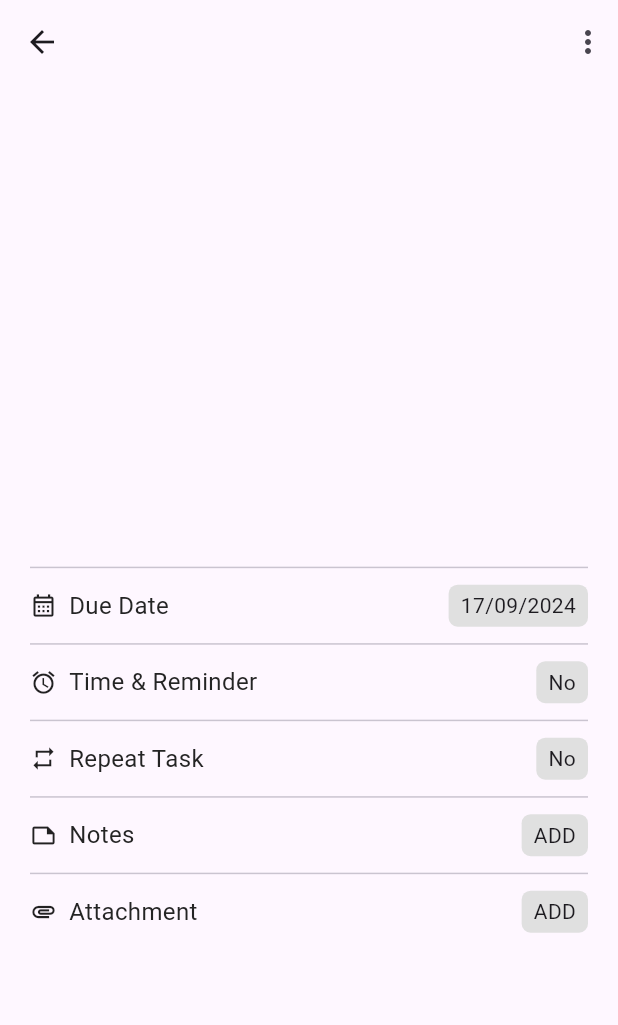
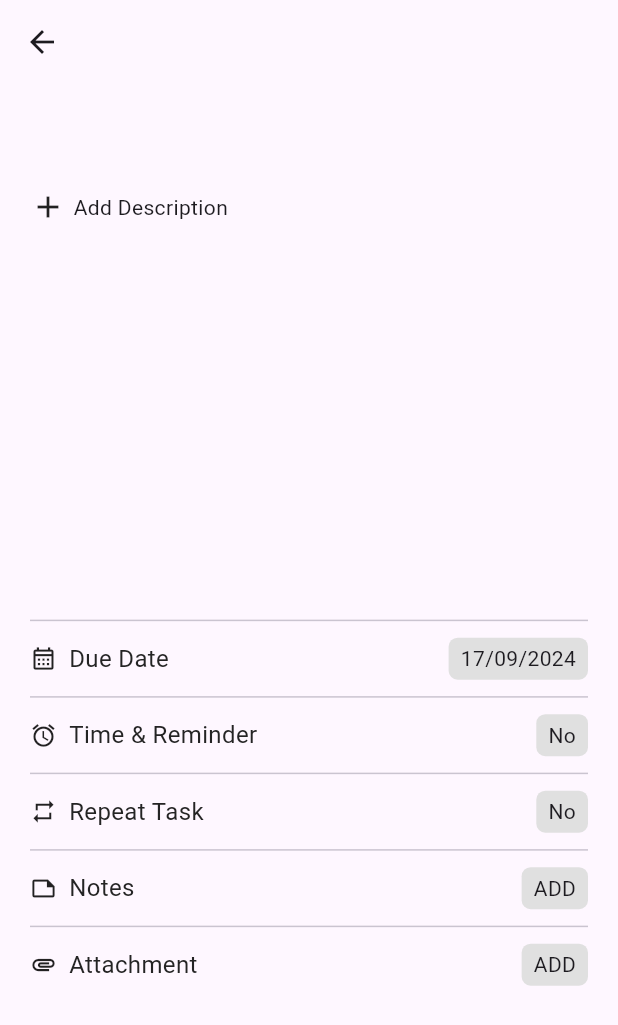
Before and after one commit to ganeshgovala/To-do-List, a Flutter app: the TaskPage screen opened directly with empty values, on a phone screen of 412 x 824 dp. Shown: the top 1025 px of the screen. Run offline on Flutter 3.47's test engine with Material 3 defaults, Android fonts, the phone set to English and light mode, and no system bars; our stand-ins replace animated_bottom_navigation_bar, cloud_firestore, firebase_core, fl_chart; accounts and stored records are empty.

Commit message:
Task Page UI

```diff
--- a/flutter_practice/lib/pages/TaskPage.dart
+++ b/flutter_practice/lib/pages/TaskPage.dart
@@ -1,25 +1,16 @@
 import 'package:cloud_firestore/cloud_firestore.dart';
+import 'package:firebase_core/firebase_core.dart';
 import 'package:flutter/material.dart';
 import 'package:flutter_practice/components/TaskPageSlide.dart';
 
 class TaskPage extends StatefulWidget {
-  final String taskName;
+  final String name;
   final String id;
-  TextEditingController descController = TextEditingController();
-  TaskPage({
-    required this.taskName,
+  const TaskPage({
+    required this.name,
     required this.id,
     super.key
   });
-
-  Future<String> getDesc(id) async {
-    DocumentSnapshot docs = await FirebaseFirestore.instance
-      .collection('tasks')
-      .doc(id)
-      .get();
-
-    return docs.get('desc').toString();
-  }
 
   @override
   State<TaskPage> createState() => _TaskPageState();
@@ -27,126 +18,42 @@ class TaskPage extends StatefulWidget {
 
 class _TaskPageState extends State<TaskPage> {
 
-  Future<void> addDesc(id, String description) async {
-    try {
-      await FirebaseFirestore.instance
-      .collection('tasks')
-      .doc(id)
-      .update({
-        'desc' : description,
-      });
-      print("desc added");
-    } catch(e) {
-      print(e.toString());
-    }
-    setState(() {});
-  }
-
-  void showDescBox() {
-    showDialog(context: context, builder: (context) => AlertDialog(
-      title: Text("Describe your Task"),
-      content: Container(
-        decoration: BoxDecoration(
-          color: const Color.fromARGB(255, 255, 232, 197),
-          borderRadius: BorderRadius.circular(14),
-        ),
-        padding: EdgeInsets.symmetric(vertical : 2, horizontal: 10),
-        child: TextField(
-          controller: widget.descController,
-          decoration: InputDecoration(
-            hintText: "Description....",
-            border: null,
-          ),
-        )
-      ),
-      actions: [
-          TextButton(
-            onPressed: () {
-              addDesc(widget.id, widget.descController.text);
-              Navigator.pop(context);
-            },
-            child: Text("Add", style: TextStyle(
-              color: Colors.orange,
-            ),),
-          ),
-      ],
-    ));
-  }
-
   @override
   Widget build(BuildContext context) {
     return Scaffold(
-      appBar: AppBar(
-        actions: [
-          Padding(
-            padding: const EdgeInsets.symmetric(horizontal: 8.0),
-            child: Icon(Icons.more_vert_outlined),
-          ),
-        ],
-      ),
+      appBar: AppBar(),
       body: Padding(
         padding: const EdgeInsets.all(20.0),
-        child: Column(
-          children: [
+        child: Column(children: [
           Container(
-              height: MediaQuery.of(context).size.height / 2.8,
-              width: MediaQuery.of(context).size.width / 1,
+            height: MediaQuery.of(context).size.height / 2.5,
             child: Column(
               crossAxisAlignment: CrossAxisAlignment.start,
               children: [
-                  Text(widget.taskName, style: TextStyle(
-                    color: Colors.black,
-                    fontSize: 24,
+              Text(widget.name, style: TextStyle(
+                fontSize: 28,
                 fontWeight: FontWeight.w800,
-                  ),),
-                  SizedBox(height: 20),
-                  Padding(
-                    padding: const EdgeInsets.only(bottom : 10.0),
-                    child: FutureBuilder<DocumentSnapshot>(
-                      future: FirebaseFirestore.instance.collection('tasks').doc(widget.id).get(),
-                      builder: (context, snapshot) {
-                        if (snapshot.connectionState == ConnectionState.waiting) {
-                          return Text("Loading...");
-                        }
-                        if (snapshot.hasError) {
-                          return Text("Error loading description");
-                        }
-                        if (snapshot.hasData && snapshot.data != null) {
-                          var data = snapshot.data!.data() as Map<String, dynamic>?;
-                          if (data != null && data['desc'] != null) {
-                            return Text(
-                              data['desc'].toString(),
-                              style: TextStyle(color: Colors.black, fontSize: 16),
-                            );
-                          } else {
-                            return GestureDetector(
-                            onTap: showDescBox,
-                            child: Row(
-                              children: [
-                                Icon(Icons.add, color: const Color.fromARGB(255, 93, 93, 93), size: 16),
-                                SizedBox(width: 8),
-                                Text("Describe your task"),
+              )),
+              SizedBox(height: 10),
+              GestureDetector(
+                onTap: () {
+                  showDialog(context: context, builder: (context) => AlertDialog(
+                    title: Text("Add Description"),
+                    content: TextField(),
+                    actions: [
+                      TextButton(onPressed: () {
+                        print("Pressed");
+                      }, child: Text("Add"))
                     ],
-                            ),
-                          );
-                          }
-                        } else {
-                          return GestureDetector(
-                            onTap: showDescBox,
-                            child: Row(
-                              children: [
-                                Icon(Icons.add, color: const Color.fromARGB(255, 93, 93, 93), size: 16),
-                                SizedBox(width: 8),
-                                Text("Describe your task"),
-                              ],
-                            ),
-                          );
-                        }
-                      }
-                    ),
+                  ));
+                },
+                child: Row(children: [
+                  Icon(Icons.add),
+                  SizedBox(width: 5),
+                  Text("Add Description"),
+                ],),
               )
-                ],
-              ),
+            ],)
           ),
           Divider(),
           TaskPageSlide(icon: Icon(Icons.calendar_month_outlined, size: 18), title: "Due Date", containerText: "17/09/2024",),
@@ -158,9 +65,8 @@ class _TaskPageState extends State<TaskPage> {
           TaskPageSlide(containerText: "ADD", title: "Notes", icon: Icon(Icons.note_outlined, size: 18)),
           Divider(),
           TaskPageSlide(containerText: "ADD", title: "Attachment", icon: Icon(Icons.attachment, size: 18)),
-          ],
-        ),
-      ),
+        ],),
+      )
     );
   }
 }
```
Also changed, not shown: flutter_practice/lib/pages/Homepage.dart (+14 -2 lines). Lines whose indentation alone changed are shown as unchanged.
